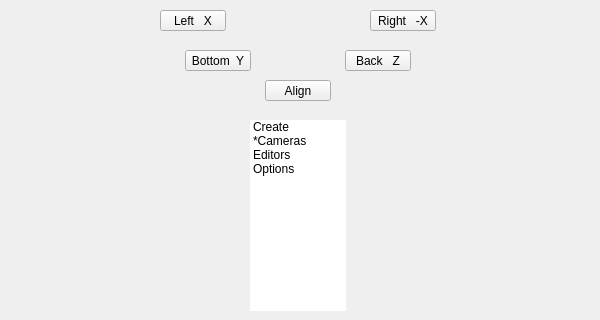
Qt form ui/1_base_menus/cameras.ui (m3trik/Scripts_portable) before a commit; both pictures show x 0 to 600 and y 280 to 600 of the 600 by 600 pixel window.
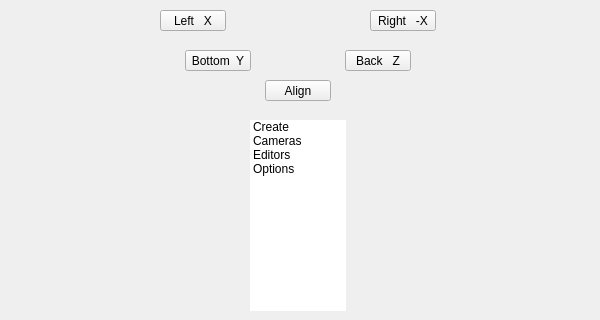
The same form after that commit. Custom widgets are drawn as their Qt base class.

Diff of the .ui file:
```diff
--- a/ui/1_base_menus/cameras.ui
+++ b/ui/1_base_menus/cameras.ui
@@ -114,7 +114,7 @@
        <bool>false</bool>
       </property>
       <property name="columnCount">
-       <number>3</number>
+       <number>5</number>
       </property>
       <attribute name="headerVisible">
        <bool>false</bool>
@@ -124,6 +124,16 @@
         <string notr="true">root</string>
        </property>
       </column>
+      <column>
+       <property name="text">
+        <string>Editors</string>
+       </property>
+      </column>
+      <column>
+       <property name="text">
+        <string>Cameras</string>
+       </property>
+      </column>
       <column>
        <property name="text">
         <string>Create</string>
@@ -147,24 +157,54 @@
       </item>
       <item>
        <property name="text">
-        <string>*Cameras</string>
+        <string>Cameras</string>
+       </property>
+       <property name="text">
+        <string/>
+       </property>
+       <property name="text">
+        <string/>
        </property>
        <property name="text">
         <string>Set Custom Camera</string>
        </property>
+       <property name="text">
+        <string/>
+       </property>
       </item>
       <item>
        <property name="text">
         <string>Editors</string>
        </property>
+       <property name="text">
+        <string/>
+       </property>
+       <property name="text">
+        <string/>
+       </property>
        <property name="text">
         <string>Camera From View</string>
        </property>
+       <property name="text">
+        <string/>
+       </property>
       </item>
       <item>
        <property name="text">
         <string>Options</string>
        </property>
+       <property name="text">
+        <string/>
+       </property>
+       <property name="text">
+        <string/>
+       </property>
+       <property name="text">
+        <string/>
+       </property>
+       <property name="text">
+        <string/>
+       </property>
       </item>
      </widget>
     </widget>
```
Left out of the diff: 6 changed lines with no effect on the pictures.
